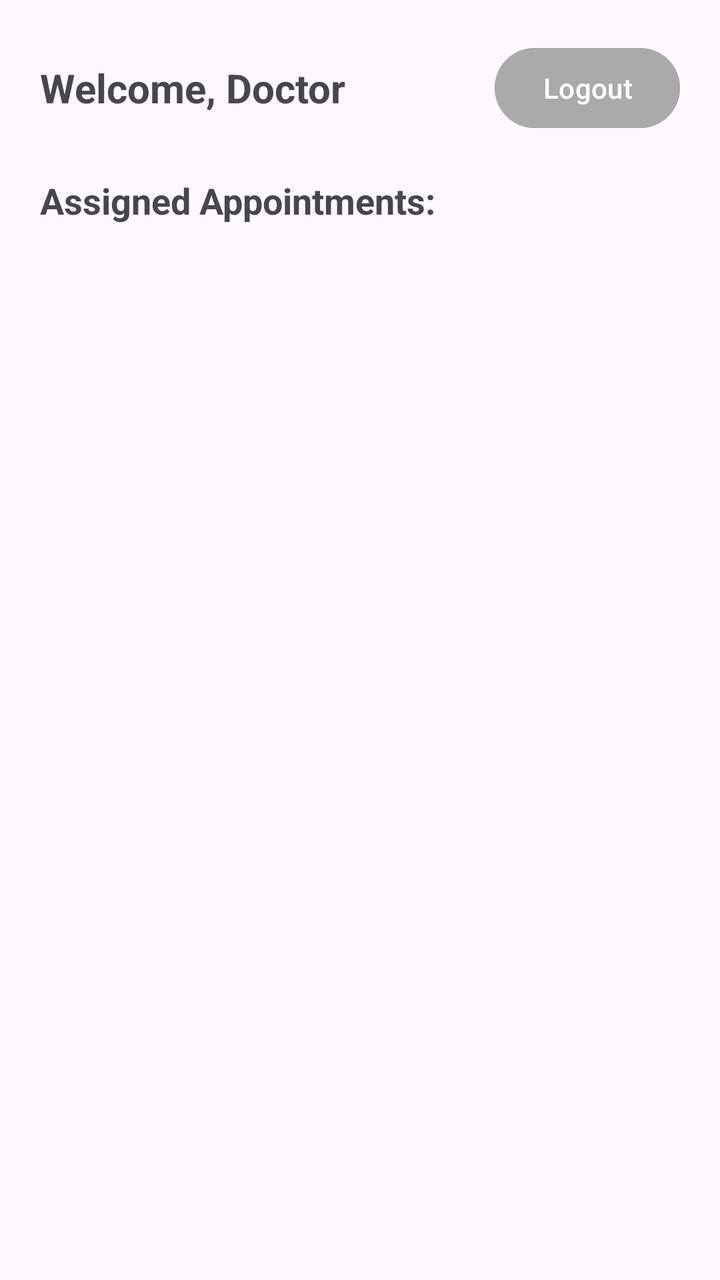
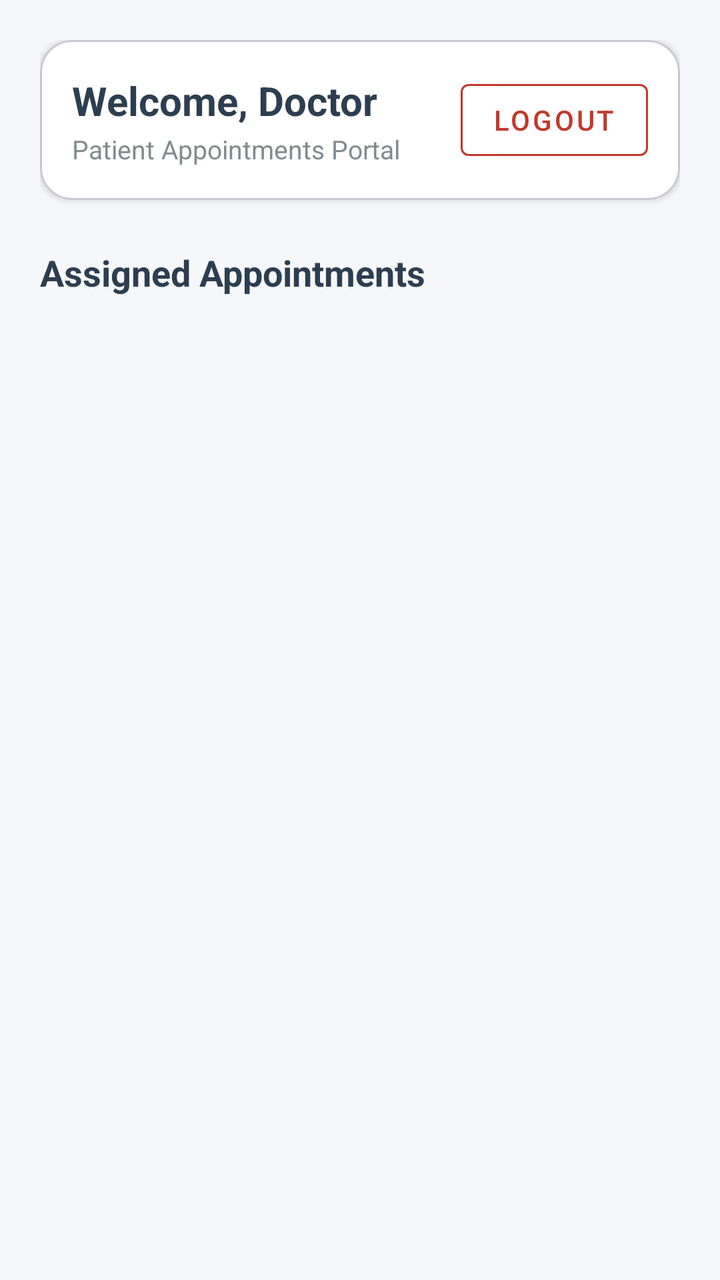

The first picture is an Android layout as it rendered before a commit; the second is the same layout after the commit. The layout source and the unified diff follow.
<!-- AndroidManifest.xml: application theme Theme.HospitalManagement -->
<!-- res/layout/activity_doctor_dashboard.xml -->
<?xml version="1.0" encoding="utf-8"?>
<LinearLayout xmlns:android="http://schemas.android.com/apk/res/android"
    android:layout_width="match_parent"
    android:layout_height="match_parent"
    android:orientation="vertical"
    android:padding="20dp">

    <LinearLayout
        android:layout_width="match_parent"
        android:layout_height="wrap_content"
        android:orientation="horizontal"
        android:gravity="center_vertical">

        <TextView
            android:id="@+id/tvWelcomeDoctor"
            android:layout_width="0dp"
            android:layout_height="wrap_content"
            android:layout_weight="1"
            android:text="Welcome, Doctor"
            android:textSize="20sp"
            android:textStyle="bold" />

        <Button
            android:id="@+id/btnLogoutDoctor"
            android:layout_width="wrap_content"
            android:layout_height="wrap_content"
            android:text="Logout"
            android:backgroundTint="@android:color/darker_gray" />
    </LinearLayout>

    <TextView
        android:layout_width="wrap_content"
        android:layout_height="wrap_content"
        android:layout_marginTop="20dp"
        android:text="Assigned Appointments:"
        android:textSize="18sp"
        android:textStyle="bold" />

    <androidx.recyclerview.widget.RecyclerView
        android:id="@+id/rvDoctorAppointments"
        android:layout_width="match_parent"
        android:layout_height="match_parent"
        android:layout_marginTop="12dp" />

</LinearLayout>
<!-- resources referenced by this layout -->
<resources>
  <style name="Theme.HospitalManagement" parent="Base.Theme.HospitalManagement" />
  <style name="Base.Theme.HospitalManagement" parent="Theme.Material3.DayNight.NoActionBar">
          
          
      </style>
</resources>

<!-- the commit's change to res/layout/activity_doctor_dashboard.xml (unified diff, before → after) -->
@@ -1,45 +1,79 @@
 <?xml version="1.0" encoding="utf-8"?>
 <LinearLayout xmlns:android="http://schemas.android.com/apk/res/android"
+    xmlns:app="http://schemas.android.com/apk/res-auto"
     android:layout_width="match_parent"
     android:layout_height="match_parent"
+    android:background="@color/bg_light_gray"
     android:orientation="vertical"
     android:padding="20dp">
 
-    <LinearLayout
+    
+    <com.google.android.material.card.MaterialCardView
         android:layout_width="match_parent"
         android:layout_height="wrap_content"
-        android:orientation="horizontal"
-        android:gravity="center_vertical">
+        app:cardCornerRadius="16dp"
+        app:cardElevation="2dp"
+        app:cardBackgroundColor="@color/white">
 
-        <TextView
-            android:id="@+id/tvWelcomeDoctor"
-            android:layout_width="0dp"
+        <LinearLayout
+            android:layout_width="match_parent"
             android:layout_height="wrap_content"
-            android:layout_weight="1"
-            android:text="Welcome, Doctor"
-            android:textSize="20sp"
-            android:textStyle="bold" />
+            android:gravity="center_vertical"
+            android:orientation="horizontal"
+            android:padding="16dp">
 
-        <Button
-            android:id="@+id/btnLogoutDoctor"
-            android:layout_width="wrap_content"
-            android:layout_height="wrap_content"
-            android:text="Logout"
-            android:backgroundTint="@android:color/darker_gray" />
-    </LinearLayout>
+            <LinearLayout
+                android:layout_width="0dp"
+                android:layout_height="wrap_content"
+                android:layout_weight="1"
+                android:orientation="vertical">
 
+                <TextView
+                    android:id="@+id/tvWelcomeDoctor"
+                    android:layout_width="wrap_content"
+                    android:layout_height="wrap_content"
+                    android:text="Welcome, Doctor"
+                    android:textColor="@color/text_dark"
+                    android:textSize="20sp"
+                    android:textStyle="bold" />
+
+                <TextView
+                    android:layout_width="wrap_content"
+                    android:layout_height="wrap_content"
+                    android:layout_marginTop="2dp"
+                    android:text="Patient Appointments Portal"
+                    android:textColor="@color/text_muted"
+                    android:textSize="13sp" />
+            </LinearLayout>
+
+            <com.google.android.material.button.MaterialButton
+                android:id="@+id/btnLogoutDoctor"
+                style="@style/Widget.MaterialComponents.Button.OutlinedButton"
+                android:layout_width="wrap_content"
+                android:layout_height="wrap_content"
+                android:text="Logout"
+                android:textColor="@color/status_cancelled"
+                app:strokeColor="@color/status_cancelled" />
+        </LinearLayout>
+    </com.google.android.material.card.MaterialCardView>
+
+    
     <TextView
         android:layout_width="wrap_content"
         android:layout_height="wrap_content"
-        android:layout_marginTop="20dp"
-        android:text="Assigned Appointments:"
+        android:layout_marginTop="24dp"
+        android:layout_marginBottom="8dp"
+        android:text="Assigned Appointments"
+        android:textColor="@color/text_dark"
         android:textSize="18sp"
         android:textStyle="bold" />
 
+    
     <androidx.recyclerview.widget.RecyclerView
         android:id="@+id/rvDoctorAppointments"
         android:layout_width="match_parent"
         android:layout_height="match_parent"
-        android:layout_marginTop="12dp" />
+        android:clipToPadding="false"
+        android:paddingBottom="16dp" />
 
 </LinearLayout>
<!-- resource entries referenced after the edit -->
@@ -1,5 +1,10 @@
 <!-- resources referenced by this layout -->
 <resources>
+  <color name="bg_light_gray">#F5F7FA</color>
+  <color name="status_cancelled">#C0392B</color>
+  <color name="text_dark">#2C3E50</color>
+  <color name="text_muted">#7F8C8D</color>
+  <color name="white">#FFFFFFFF</color>
   <style name="Theme.HospitalManagement" parent="Base.Theme.HospitalManagement" />
   <style name="Base.Theme.HospitalManagement" parent="Theme.Material3.DayNight.NoActionBar">
           
